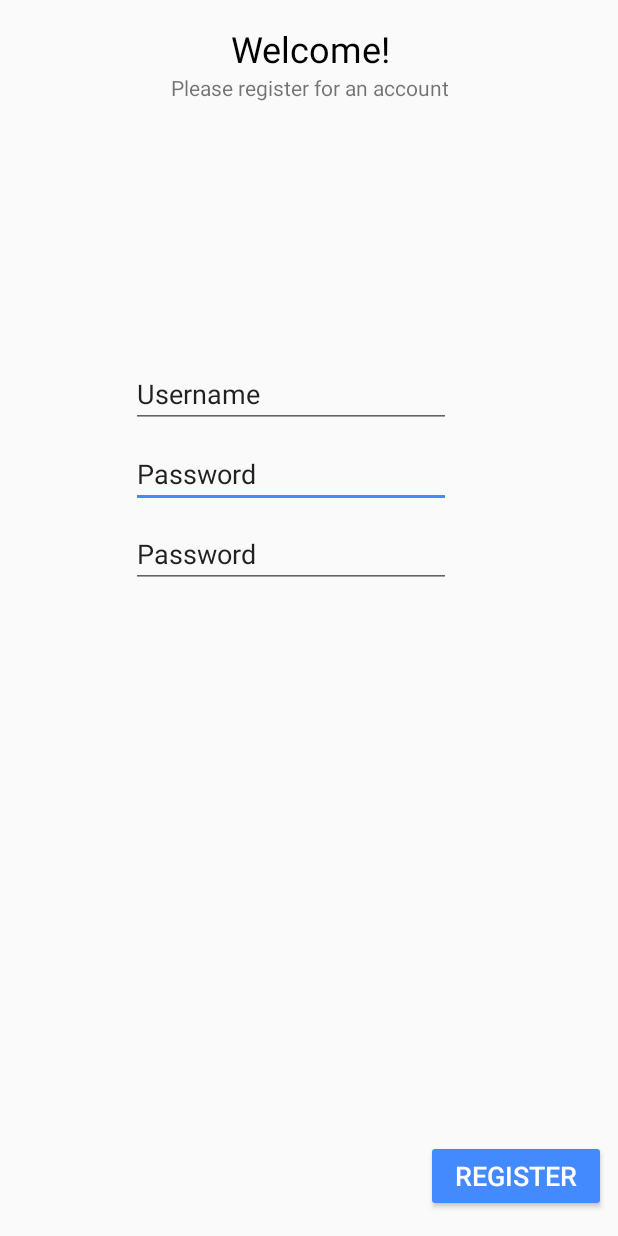
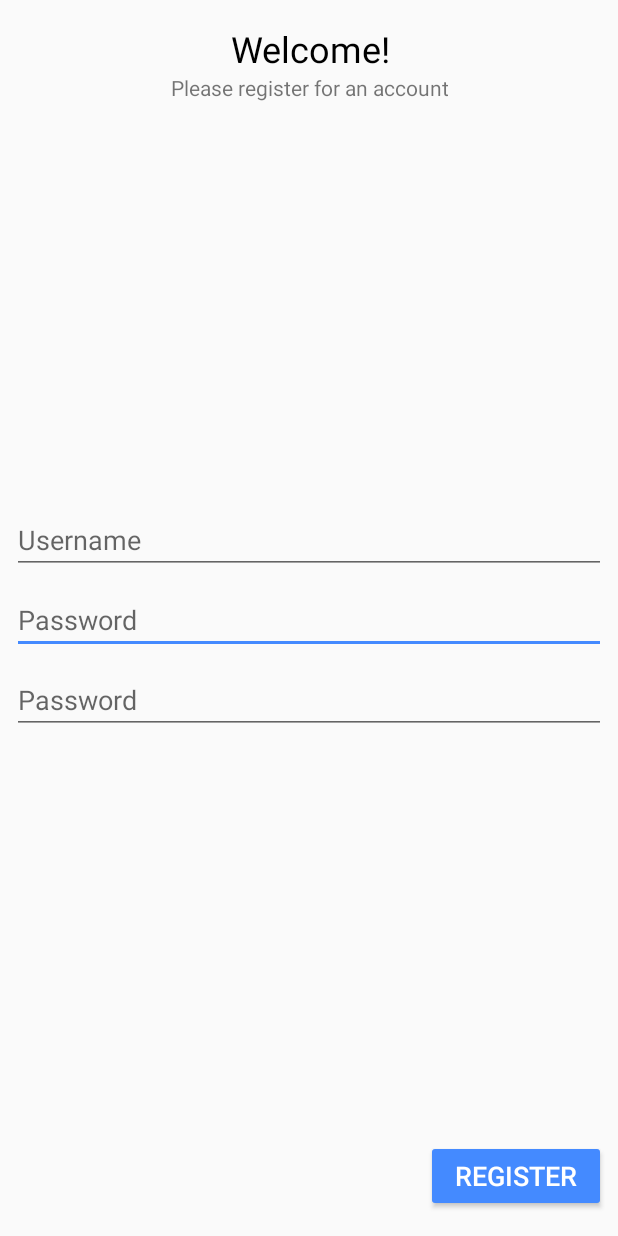
Before and after one commit to JoshuaAtherton/Android_login_screen, an Android app: the layout fragment_user_registration.xml on its own in the app's theme, with its tools: preview values and no code run, on a phone screen of 412 x 824 dp. Run offline under Robolectric (Android 15) with nearby library versions, the phone set to English and light mode, and no system bars.

```diff
--- a/app/src/main/res/layout/activity_register_login.xml
+++ b/app/src/main/res/layout/activity_register_login.xml
@@ -1,9 +1,9 @@
 <?xml version="1.0" encoding="utf-8"?>
-<android.support.constraint.ConstraintLayout xmlns:android="http://schemas.android.com/apk/res/android"
-    xmlns:app="http://schemas.android.com/apk/res-auto"
+<FrameLayout xmlns:android="http://schemas.android.com/apk/res/android"
     xmlns:tools="http://schemas.android.com/tools"
+    android:id="@+id/register_login_container"
     android:layout_width="match_parent"
     android:layout_height="match_parent"
     tools:context=".RegisterLoginActivity">
 
-</android.support.constraint.ConstraintLayout>
+</FrameLayout>
--- a/app/src/main/res/layout/fragment_user_registration.xml
+++ b/app/src/main/res/layout/fragment_user_registration.xml
@@ -24,12 +24,14 @@
 
     <EditText
         android:id="@+id/editText_password1_reg"
-        android:layout_width="wrap_content"
+        android:layout_width="0dp"
         android:layout_height="wrap_content"
+        android:layout_marginStart="8dp"
         android:layout_marginTop="8dp"
+        android:layout_marginEnd="8dp"
         android:ems="10"
-        android:inputType="textPersonName"
-        android:text="@string/password_prompt"
+        android:hint="@string/password_prompt"
+        android:inputType="textPassword"
         app:layout_constraintEnd_toEndOf="parent"
         app:layout_constraintHorizontal_bias="0.439"
         app:layout_constraintStart_toStartOf="parent"
@@ -37,12 +39,14 @@
 
     <EditText
         android:id="@+id/editText_password2_reg"
-        android:layout_width="wrap_content"
+        android:layout_width="0dp"
         android:layout_height="wrap_content"
+        android:layout_marginStart="8dp"
         android:layout_marginTop="8dp"
+        android:layout_marginEnd="8dp"
         android:ems="10"
-        android:inputType="textPersonName"
-        android:text="@string/password_prompt"
+        android:hint="@string/password_prompt"
+        android:inputType="textPassword"
         app:layout_constraintEnd_toEndOf="parent"
         app:layout_constraintHorizontal_bias="0.439"
         app:layout_constraintStart_toStartOf="parent"
@@ -50,17 +54,19 @@
 
     <EditText
         android:id="@+id/editText_username"
-        android:layout_width="wrap_content"
+        android:layout_width="0dp"
         android:layout_height="wrap_content"
+        android:layout_marginStart="8dp"
+        android:layout_marginEnd="8dp"
         android:ems="10"
-        android:inputType="textPersonName"
-        android:text="@string/username_prompt"
+        android:hint="@string/username_prompt"
+        android:inputType="textWebEmailAddress"
         app:layout_constraintBottom_toBottomOf="parent"
         app:layout_constraintEnd_toEndOf="parent"
         app:layout_constraintHorizontal_bias="0.439"
         app:layout_constraintStart_toStartOf="parent"
         app:layout_constraintTop_toTopOf="parent"
-        app:layout_constraintVertical_bias="0.308" />
+        app:layout_constraintVertical_bias="0.433" />
 
     <TextView
         android:id="@+id/textView_login_register_reg"
```
Also changed, not shown: app/src/main/java/tcss450/uw/edu/phishapp/RegisterLoginActivity.java (+37 -1 lines), app/src/main/java/tcss450/uw/edu/phishapp/UserLoginFragment.java (+11 -13 lines), app/src/main/res/layout/fragment_user_login.xml (+4 -4 lines).
